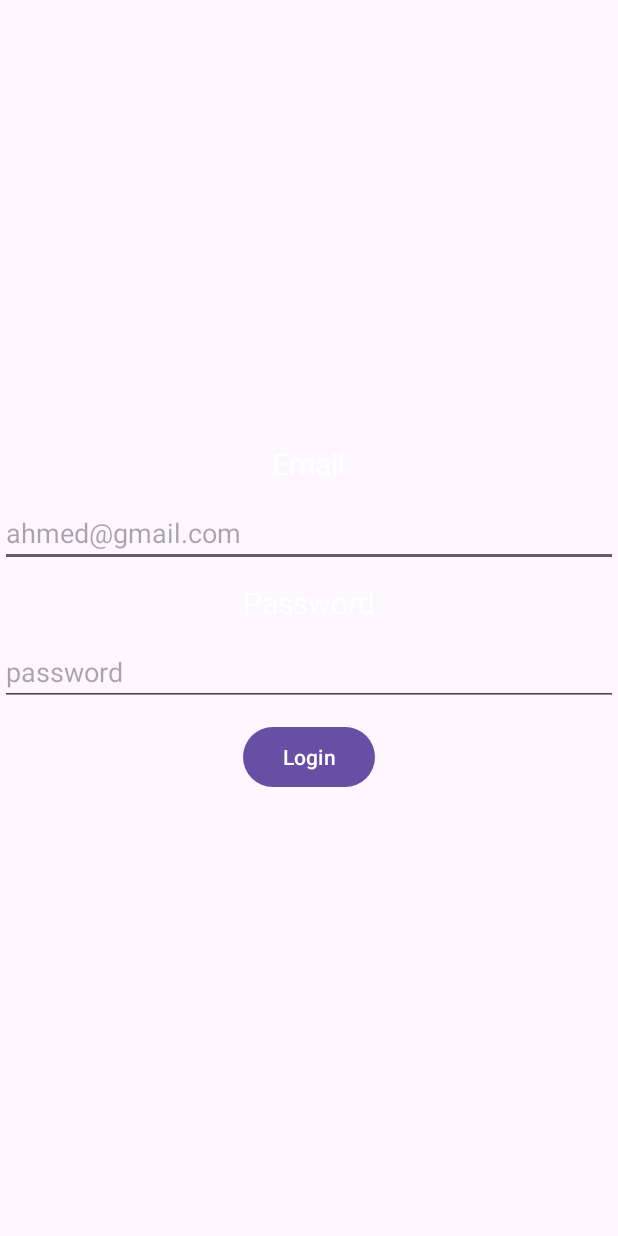
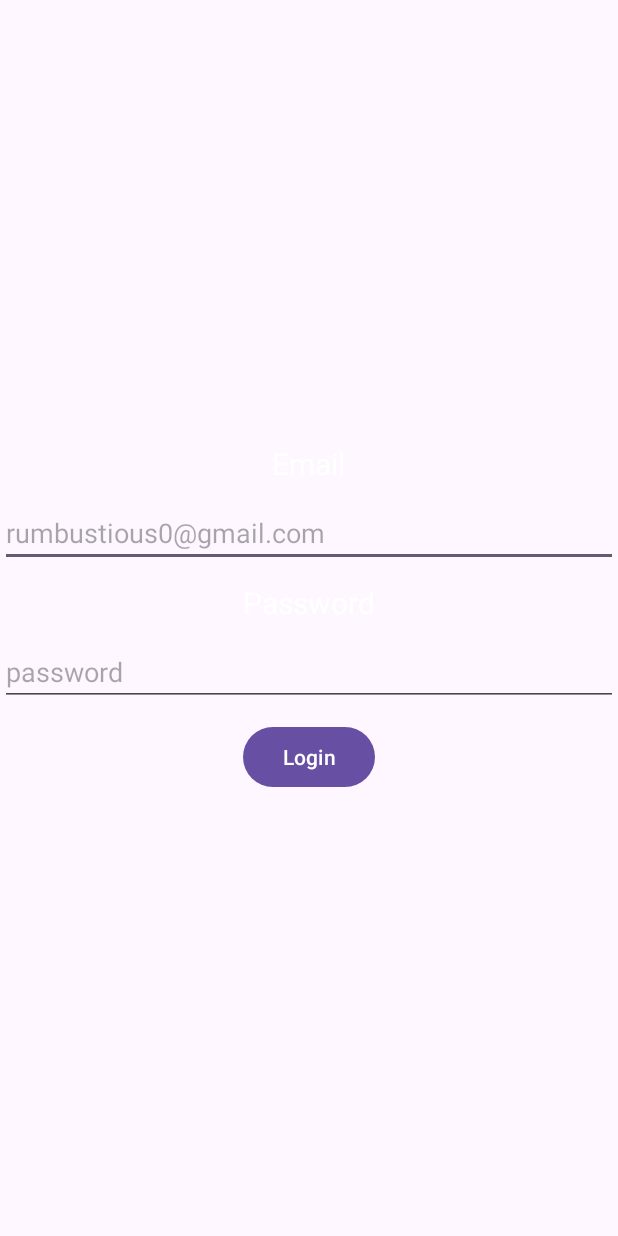
Before and after one commit to Rumbustious/Login-Page-Android, an Android app: the screen it shows after launch (MainActivity), on a phone screen of 412 x 824 dp. Run offline under Robolectric (Android 15) with nearby library versions, the phone set to English and light mode, and no system bars.

Commit message:
slight change - edit email placeholder

```diff
--- a/app/src/main/res/layout/activity_main.xml
+++ b/app/src/main/res/layout/activity_main.xml
@@ -31,7 +31,7 @@
             android:id="@+id/emailEditText"
             android:layout_width="match_parent"
             android:layout_height="wrap_content"
-            android:hint="ahmed@gmail.com"
+            android:hint="rumbustious0@gmail.com"
             android:ems="10"
             android:layout_marginVertical="10dp"
             android:inputType="textEmailAddress" />
```
